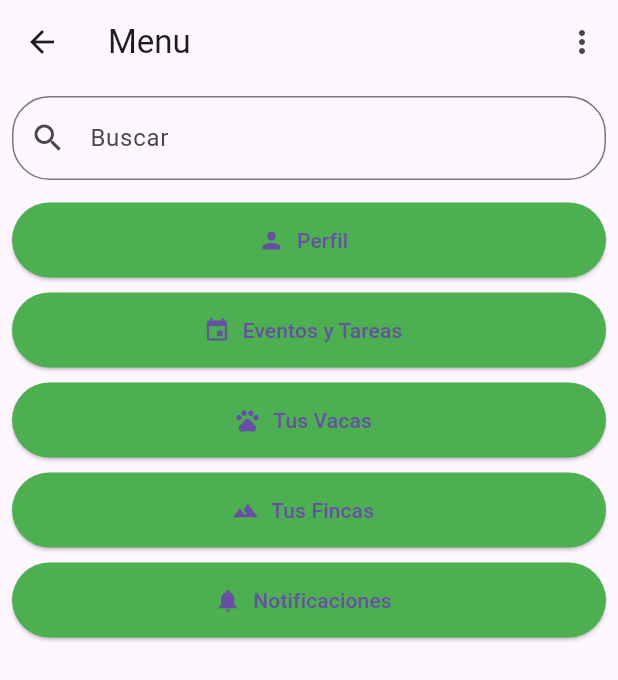
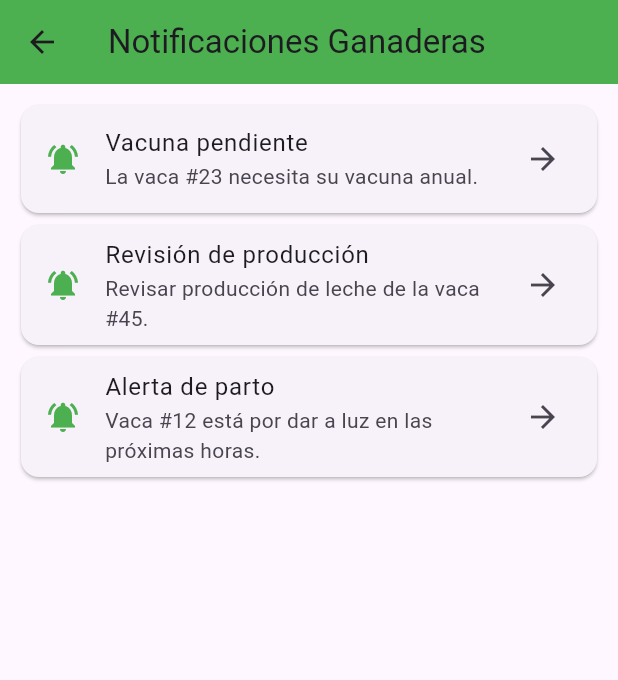
Before and after one commit to dairo123e/Bovi.control, a Flutter app: the MenuPage screen opened directly, after a tap on "Notificaciones", on a phone screen of 412 x 824 dp. Shown: the top 680 px of the screen. Run offline on Flutter 3.47's test engine with Material 3 defaults, Android fonts, the phone set to English and light mode, and no system bars; our stand-ins replace cloud_firestore, firebase_core, image_picker; accounts and stored records are empty.

Commit message:
verción 3

```diff
--- /dev/null
+++ b/lib/Notificaciones.dart
@@ -0,0 +1,134 @@
+import 'package:flutter/material.dart';
+
+class NotificacionesPage extends StatelessWidget {
+  @override
+  Widget build(BuildContext context) {
+    return Scaffold(
+      appBar: AppBar(
+        title: Text('Notificaciones Ganaderas'),
+        backgroundColor: Colors.green,
+      ),
+      body: ListView(
+        padding: EdgeInsets.all(10.0),
+        children: [
+          _buildNotificationCard(
+            context,
+            titulo: 'Vacuna pendiente',
+            descripcion: 'La vaca #23 necesita su vacuna anual.',
+            numeroVaca: '23',
+            raza: 'Holstein',
+            edad: '4',
+            estadoSalud: 'Buena',
+          ),
+          _buildNotificationCard(
+            context,
+            titulo: 'Revisión de producción',
+            descripcion: 'Revisar producción de leche de la vaca #45.',
+            numeroVaca: '45',
+            raza: 'Jersey',
+            edad: '5',
+            estadoSalud: 'Regular',
+          ),
+          _buildNotificationCard(
+            context,
+            titulo: 'Alerta de parto',
+            descripcion: 'Vaca #12 está por dar a luz en las próximas horas.',
+            numeroVaca: '12',
+            raza: 'Simmental',
+            edad: '6',
+            estadoSalud: 'Atención especial',
+          ),
+        ],
+      ),
+    );
+  }
+
+  Widget _buildNotificationCard(BuildContext context,
+      {required String titulo,
+      required String descripcion,
+      required String numeroVaca,
+      required String raza,
+      required String edad,
+      required String estadoSalud}) {
+    return Card(
+      child: ListTile(
+        leading: Icon(Icons.notifications_active, color: Colors.green),
+        title: Text(titulo),
+        subtitle: Text(descripcion),
+        trailing: Icon(Icons.arrow_forward),
+        onTap: () {
+          Navigator.push(
+            context,
+            MaterialPageRoute(
+              builder: (context) => DetalleNotificacionPage(
+                titulo: titulo,
+                descripcion: descripcion,
+                numeroVaca: numeroVaca,
+                raza: raza,
+                edad: edad,
+                estadoSalud: estadoSalud,
+              ),
+            ),
+          );
+        },
+      ),
+    );
+  }
+}
+
+class DetalleNotificacionPage extends StatelessWidget {
+  final String titulo;
+  final String descripcion;
+  final String numeroVaca;
+  final String raza;
+  final String edad;
+  final String estadoSalud;
+
+  DetalleNotificacionPage({
+    required this.titulo,
+    required this.descripcion,
+    required this.numeroVaca,
+    required this.raza,
+    required this.edad,
+    required this.estadoSalud,
+  });
+
+  @override
+  Widget build(BuildContext context) {
+    return Scaffold(
+      appBar: AppBar(
+        title: Text('Detalle de Notificación'),
+        backgroundColor: Colors.green,
+      ),
+      body: Padding(
+        padding: EdgeInsets.all(16.0),
+        child: Column(
+          crossAxisAlignment: CrossAxisAlignment.start,
+          children: [
+            Text(
+              titulo,
+              style: TextStyle(fontSize: 22, fontWeight: FontWeight.bold),
+            ),
+            SizedBox(height: 10),
+            Text(
+              descripcion,
+              style: TextStyle(fontSize: 18),
+            ),
+            SizedBox(height: 20),
+            Divider(),
+            Text(
+              "Información de la Vaca",
+              style: TextStyle(fontSize: 20, fontWeight: FontWeight.bold),
+            ),
+            SizedBox(height: 10),
+            Text("Número: $numeroVaca", style: TextStyle(fontSize: 18)),
+            Text("Raza: $raza", style: TextStyle(fontSize: 18)),
+            Text("Edad: $edad años", style: TextStyle(fontSize: 18)),
+            Text("Estado de salud: $estadoSalud",
+                style: TextStyle(fontSize: 18, color: Colors.green)),
+          ],
+        ),
+      ),
+    );
+  }
+}
--- a/lib/menu.dart
+++ b/lib/menu.dart
@@ -3,18 +3,21 @@ import 'perfil.dart';
 import 'EventosTareasPage.dart';
 import 'TusVacas.dart';
 import 'TusFincas.dart';
+import 'Notificaciones.dart';
+import 'SoportePage.dart'; // Nueva página de Contacto/Soporte
 
 class MenuPage extends StatelessWidget {
   @override
   Widget build(BuildContext context) {
     return Scaffold(
       appBar: AppBar(
-        title: Text('Menu'),
+        title: Text('Menú'),
+        backgroundColor: Colors.green,
         actions: <Widget>[
           IconButton(
             icon: Icon(Icons.more_vert),
             onPressed: () {
-              // Acciones para el menú desplegable
+              // Acciones futuras para el menú desplegable
             },
           ),
         ],
@@ -23,6 +26,7 @@ class MenuPage extends StatelessWidget {
         padding: const EdgeInsets.all(8.0),
         child: Column(
           children: <Widget>[
+            // Campo de búsqueda
             TextField(
               decoration: InputDecoration(
                 labelText: "Buscar",
@@ -34,90 +38,77 @@ class MenuPage extends StatelessWidget {
               ),
             ),
             SizedBox(height: 10),
-            Padding(
-              padding: const EdgeInsets.symmetric(vertical: 5.0),
-              child: ElevatedButton.icon(
-                onPressed: () {
-                  Navigator.push(
-                    context,
-                    MaterialPageRoute(builder: (context) => PerfilPage()),
-                  );
-                },
-                icon: Icon(Icons.person),
-                label: Text("Perfil"),
-                style: ElevatedButton.styleFrom(
-                  backgroundColor: Colors.green,
-                  minimumSize: Size(double.infinity, 50),
-                ),
-              ),
+
+            // Botón Perfil
+            _buildMenuButton(
+              context,
+              icon: Icons.person,
+              text: "Perfil",
+              page: PerfilPage(),
             ),
-            Padding(
-              padding: const EdgeInsets.symmetric(vertical: 5.0),
-              child: ElevatedButton.icon(
-                onPressed: () {
-                  Navigator.push(
-                    context,
-                    MaterialPageRoute(
-                        builder: (context) => EventosTareasPage()),
-                  );
-                },
-                icon: Icon(Icons.event),
-                label: Text("Eventos y Tareas"),
-                style: ElevatedButton.styleFrom(
-                  backgroundColor: Colors.green,
-                  minimumSize: Size(double.infinity, 50),
-                ),
-              ),
+
+            // Botón Eventos y Tareas
+            _buildMenuButton(
+              context,
+              icon: Icons.event,
+              text: "Eventos y Tareas",
+              page: EventosTareasPage(),
             ),
-            Padding(
-              padding: const EdgeInsets.symmetric(vertical: 5.0),
-              child: ElevatedButton.icon(
-                onPressed: () {
-                  Navigator.push(
-                    context,
-                    MaterialPageRoute(builder: (context) => TusVacasPage()),
-                  );
-                },
-                icon: Icon(Icons.pets),
-                label: Text("Tus Vacas"),
-                style: ElevatedButton.styleFrom(
-                  backgroundColor: Colors.green,
-                  minimumSize: Size(double.infinity, 50),
-                ),
-              ),
+
+            // Botón Tus Vacas
+            _buildMenuButton(
+              context,
+              icon: Icons.pets,
+              text: "Tus Vacas",
+              page: TusVacasPage(),
             ),
-            Padding(
-              padding: const EdgeInsets.symmetric(vertical: 5.0),
-              child: ElevatedButton.icon(
-                onPressed: () {
-                  Navigator.push(
-                    context,
-                    MaterialPageRoute(builder: (context) => TusFincasPage()),
-                  );
-                },
-                icon: Icon(Icons.landscape),
-                label: Text("Tus Fincas"),
-                style: ElevatedButton.styleFrom(
-                  backgroundColor: Colors.green,
-                  minimumSize: Size(double.infinity, 50),
-                ),
-              ),
+
+            // Botón Tus Fincas
+            _buildMenuButton(
+              context,
+              icon: Icons.landscape,
+              text: "Tus Fincas",
+              page: TusFincasPage(),
             ),
-            Padding(
-              padding: const EdgeInsets.symmetric(vertical: 5.0),
-              child: ElevatedButton.icon(
-                onPressed: () {},
-                icon: Icon(Icons.notifications),
-                label: Text("Notificaciones"),
-                style: ElevatedButton.styleFrom(
-                  backgroundColor: Colors.green,
-                  minimumSize: Size(double.infinity, 50),
-                ),
-              ),
+
+            // Botón Notificaciones
+            _buildMenuButton(
+              context,
+              icon: Icons.notifications,
+              text: "Notificaciones",
+              page: NotificacionesPage(),
+            ),
+
+            // Botón Contacto/Soporte (Nuevo)
+            _buildMenuButton(
+              context,
+              icon: Icons.support_agent,
+              text: "Contacto/Soporte",
+              page: SoportePage(),
             ),
           ],
         ),
       ),
     );
   }
+
+  // Función para crear botones con un solo código reutilizable
+  Widget _buildMenuButton(BuildContext context,
+      {required IconData icon, required String text, required Widget page}) {
+    return Padding(
+      padding: const EdgeInsets.symmetric(vertical: 5.0),
+      child: ElevatedButton.icon(
+        onPressed: () {
+          Navigator.push(
+              context, MaterialPageRoute(builder: (context) => page));
+        },
+        icon: Icon(icon),
+        label: Text(text),
+        style: ElevatedButton.styleFrom(
+          backgroundColor: Colors.green,
+          minimumSize: Size(double.infinity, 50),
+        ),
+      ),
+    );
+  }
 }
```
Also changed, not shown: lib/SoportePage.dart (added, +67 -0 lines), lib/main.dart (+10 -1 lines).
